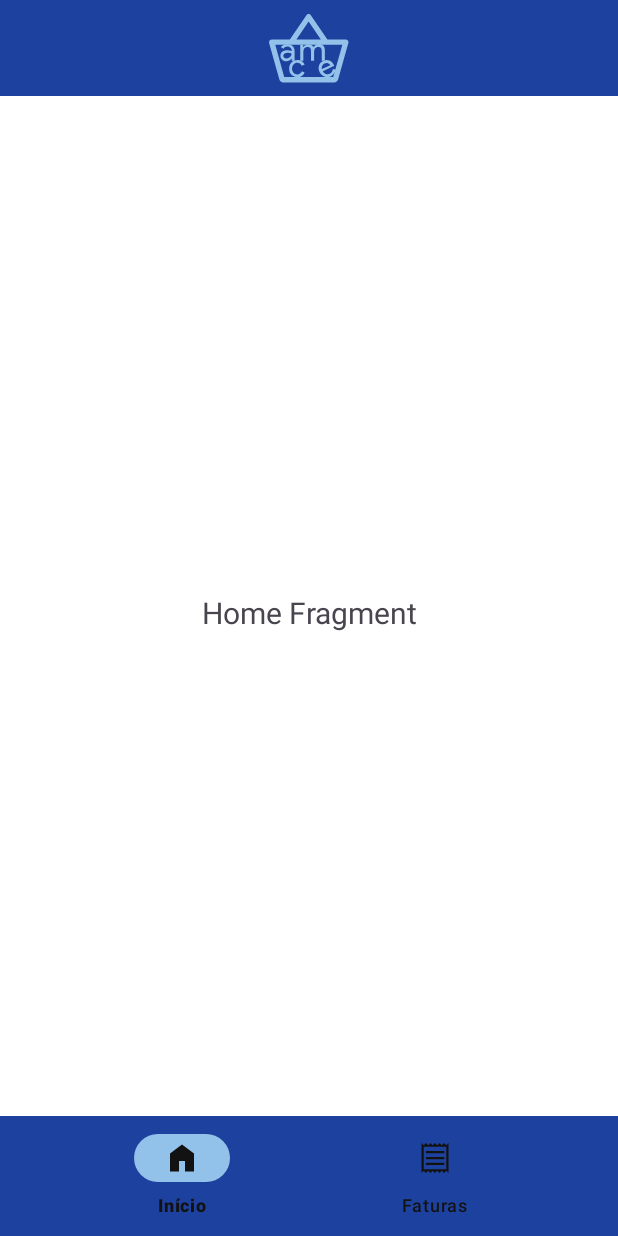
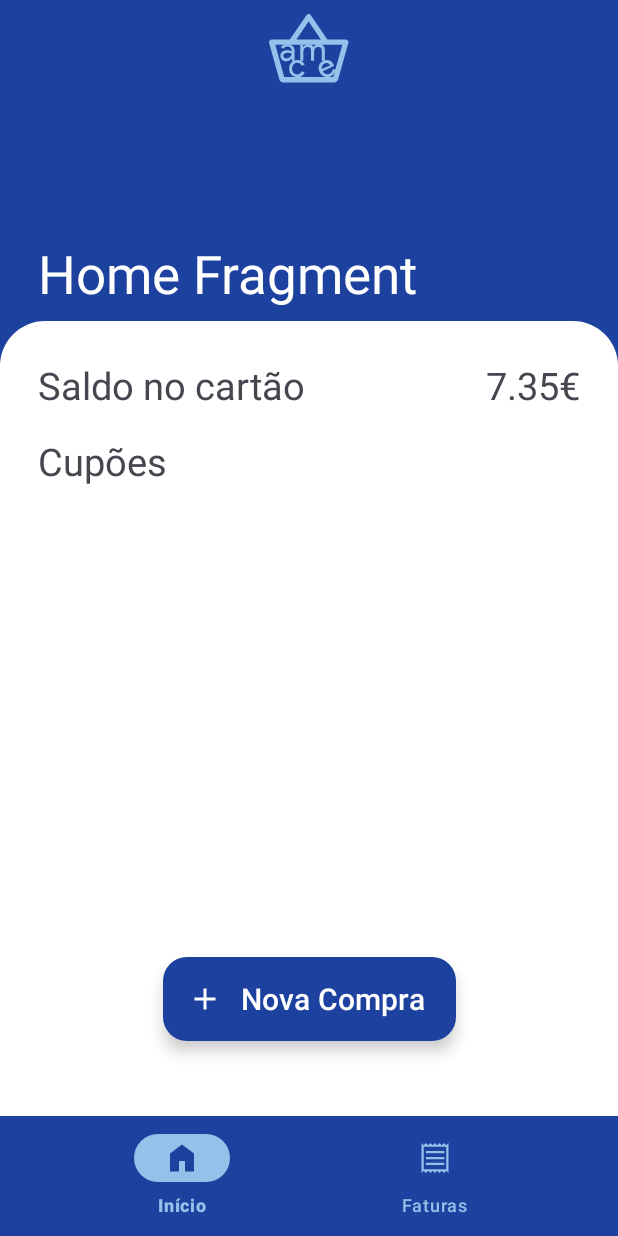
Before and after one commit to fernandorego/feup-cpm-supermarket, an Android app: the HomeFragment screen opened directly, with no data from a screen before it, on a phone screen of 412 x 824 dp. Run offline under Robolectric (Android 15) with nearby library versions, the phone set to English and light mode, and no system bars; our stand-ins replace navigation-ui.

Commit message:
Initial work on the home fragment layout

```diff
--- a/client-app/app/src/main/java/org/feup/group4/supermarket/MainActivity.kt
+++ b/client-app/app/src/main/java/org/feup/group4/supermarket/MainActivity.kt
@@ -5,6 +5,7 @@ import com.google.android.material.bottomnavigation.BottomNavigationView
 import androidx.appcompat.app.AppCompatActivity
 import androidx.core.content.ContextCompat
 import androidx.navigation.findNavController
+import androidx.navigation.fragment.NavHostFragment
 import androidx.navigation.ui.AppBarConfiguration
 import androidx.navigation.ui.setupActionBarWithNavController
 import androidx.navigation.ui.setupWithNavController
@@ -27,7 +28,8 @@ class MainActivity : AppCompatActivity() {
 
         val navView: BottomNavigationView = binding.navView
 
-        val navController = findNavController(R.id.nav_host_fragment_activity_main2)
+        val navHostFragment = supportFragmentManager.findFragmentById(R.id.nav_host_fragment_activity_main) as NavHostFragment
+        val navController = navHostFragment.navController
         // Passing each menu ID as a set of Ids because each
         // menu should be considered as top level destinations.
         val appBarConfiguration = AppBarConfiguration(
--- a/client-app/app/src/main/java/org/feup/group4/supermarket/ui/home/HomeFragment.kt
+++ b/client-app/app/src/main/java/org/feup/group4/supermarket/ui/home/HomeFragment.kt
@@ -28,7 +28,7 @@ class HomeFragment : Fragment() {
         _binding = FragmentHomeBinding.inflate(inflater, container, false)
         val root: View = binding.root
 
-        val textView: TextView = binding.textHome
+        val textView: TextView = binding.homeTextHello
         homeViewModel.text.observe(viewLifecycleOwner) {
             textView.text = it
         }
--- /dev/null
+++ b/client-app/app/src/main/res/drawable/add.xml
@@ -0,0 +1,5 @@
+<vector android:height="24dp" android:tint="#FFFFFF"
+    android:viewportHeight="24" android:viewportWidth="24"
+    android:width="24dp" xmlns:android="http://schemas.android.com/apk/res/android">
+    <path android:fillColor="@android:color/white" android:pathData="M19,13h-6v6h-2v-6H5v-2h6V5h2v6h6v2z"/>
+</vector>
--- /dev/null
+++ b/client-app/app/src/main/res/drawable/rounded_rectangle.xml
@@ -0,0 +1,9 @@
+<shape xmlns:android="http://schemas.android.com/apk/res/android"
+    android:shape="rectangle">
+
+    <solid android:color="#FFFFFF" />
+
+    <corners android:topLeftRadius="30dp"
+        android:topRightRadius="30dp"/>
+
+</shape>
--- a/client-app/app/src/main/res/layout/activity_main.xml
+++ b/client-app/app/src/main/res/layout/activity_main.xml
@@ -16,8 +16,8 @@
         app:layout_constraintRight_toRightOf="parent"
         app:menu="@menu/bottom_nav_menu" />
 
-    <fragment
-        android:id="@+id/nav_host_fragment_activity_main2"
+    <androidx.fragment.app.FragmentContainerView
+        android:id="@+id/nav_host_fragment_activity_main"
         android:name="androidx.navigation.fragment.NavHostFragment"
         android:layout_width="match_parent"
         android:layout_height="0dp"
--- a/client-app/app/src/main/res/layout/fragment_home.xml
+++ b/client-app/app/src/main/res/layout/fragment_home.xml
@@ -4,18 +4,83 @@
     xmlns:tools="http://schemas.android.com/tools"
     android:layout_width="match_parent"
     android:layout_height="match_parent"
-    tools:context=".ui.home.HomeFragment">
+    tools:context=".ui.home.HomeFragment"
+    android:background="@color/dark_blue">
+
+    <ImageView
+        android:id="@+id/home_background"
+        android:layout_width="match_parent"
+        android:layout_height="match_parent"
+        android:src="@drawable/rounded_rectangle"
+        app:tint="@color/background"
+        android:layout_marginTop="150dp"
+        app:layout_constraintTop_toTopOf="parent"
+        app:layout_constraintStart_toStartOf="parent"
+        app:layout_constraintEnd_toEndOf="parent"
+        app:layout_constraintBottom_toBottomOf="parent"/>
 
     <TextView
-        android:id="@+id/text_home"
+        android:id="@+id/home_text_hello"
         android:layout_width="match_parent"
         android:layout_height="wrap_content"
-        android:layout_marginHorizontal="8dp"
-        android:layout_marginTop="8dp"
-        android:textAlignment="center"
+        android:layout_marginHorizontal="25dp"
+        android:layout_marginVertical="8dp"
+        android:textSize="35sp"
+        android:text="Olá João"
+        android:textColor="#FFFFFF"
+        app:layout_constraintBottom_toTopOf="@id/home_background"
+        app:layout_constraintEnd_toEndOf="parent"
+        app:layout_constraintStart_toStartOf="parent"/>
+
+    <TextView
+        android:id="@+id/home_text_balance"
+        android:layout_width="wrap_content"
+        android:layout_height="wrap_content"
+        android:layout_marginHorizontal="25dp"
+        android:layout_marginTop="25dp"
+        android:textSize="25sp"
+        android:text="@string/home_balance"
+        app:layout_constraintTop_toTopOf="@id/home_background"
+        app:layout_constraintStart_toStartOf="parent"/>
+
+    <TextView
+        android:id="@+id/home_text_balance_value"
+        android:layout_width="wrap_content"
+        android:layout_height="wrap_content"
+        android:layout_marginHorizontal="25dp"
+        android:textSize="25sp"
+        android:text="7.35€"
+        app:layout_constraintTop_toTopOf="@id/home_text_balance"
+        app:layout_constraintEnd_toEndOf="parent"/>
+
+    <TextView
+        android:id="@+id/home_text_coupons"
+        android:layout_width="match_parent"
+        android:layout_height="wrap_content"
+        android:layout_marginHorizontal="25dp"
+        android:layout_marginTop="16dp"
+        android:textSize="25sp"
+        android:text="@string/home_coupons"
+        app:layout_constraintTop_toBottomOf="@id/home_text_balance"
+        app:layout_constraintEnd_toEndOf="parent"
+        app:layout_constraintStart_toStartOf="parent"/>
+
+<!--    <android.support.v7.widget.RecyclerView/>-->
+
+    <com.google.android.material.floatingactionbutton.ExtendedFloatingActionButton
+        android:id="@+id/home_fab"
+        android:layout_width="wrap_content"
+        android:layout_height="wrap_content"
+        android:layout_marginBottom="50dp"
+        app:icon="@drawable/add"
+        android:text="@string/home_fab"
         android:textSize="20sp"
+        app:iconTint="#FFFFFF"
+        android:textColor="#FFFFFF"
+        app:backgroundTint="@color/dark_blue"
         app:layout_constraintBottom_toBottomOf="parent"
         app:layout_constraintEnd_toEndOf="parent"
-        app:layout_constraintStart_toStartOf="parent"
-        app:layout_constraintTop_toTopOf="parent" />
+        app:layout_constraintStart_toStartOf="parent" />
+
+
 </androidx.constraintlayout.widget.ConstraintLayout>
--- a/client-app/app/src/main/res/values/strings.xml
+++ b/client-app/app/src/main/res/values/strings.xml
@@ -3,4 +3,14 @@
     <string name="server_ip">192.168.0.4</string>
     <string name="title_home">Início</string>
     <string name="title_receipts">Faturas</string>
+    <string name="home_hello">"Olá %s"</string>
+    <string name="home_balance">Saldo no cartão</string>
+    <string name="home_coupons">Cupões</string>
+    <string name="home_fab">Nova Compra</string>
+    <string name="onboarding_login">Login</string>
+    <string name="onboarding_registration">Registo</string>
+    <string name="onboarding_register">Registar</string>
+    <string name="onboarding_name">Nome</string>
+    <string name="onboarding_email">Email</string>
+    <string name="onboarding_password">Password</string>
 </resources>
--- a/client-app/app/src/main/res/values/themes.xml
+++ b/client-app/app/src/main/res/values/themes.xml
@@ -11,9 +11,9 @@
         <!-- Bottom Nav Bar-->
         <item name="colorSurface">@color/dark_blue</item>
         <item name="colorSecondaryContainer">@color/light_blue</item>
-        <item name="colorOnSecondaryContainer">#121212</item>
-        <item name="colorOnSurface">#121212</item>
-        <item name="colorOnSurfaceVariant">#121212</item>
+        <item name="colorOnSecondaryContainer">@color/dark_blue</item>
+        <item name="colorOnSurface">@color/light_blue</item>
+        <item name="colorOnSurfaceVariant">@color/light_blue</item>
         <!-- Customize your theme here. -->
         <item name="android:windowBackground">@color/background</item>
         <item name="android:navigationBarColor">@color/dark_blue</item>
```
Also changed, not shown: client-app/app/src/main/java/org/feup/group4/supermarket/LoginActivity.kt (+5 -4 lines), client-app/app/src/main/res/layout/activity_login.xml (+50 -19 lines), client-app/app/src/main/res/layout/activity_register.xml (+14 -14 lines), client-app/app/src/main/res/drawable/produce_section.webp (added).
